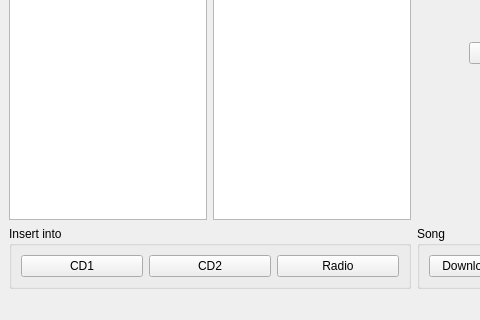
Before: the Qt Designer form mainwindow.ui in coriscodepage/MWC-MusicManager, drawn with Qt 5; both pictures show x 0 to 480 and y 169 to 489 of the 616 by 489 pixel window.
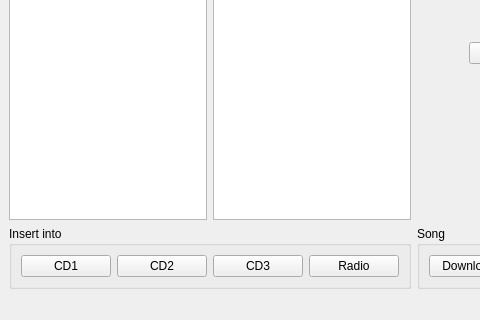
After: the same form once the commit is applied. Icons and pictures are not drawn. Custom widgets are drawn as their Qt base class.

Commit message: Insert and DnD functionality added

Patch:
```diff
--- a/mainwindow.ui
+++ b/mainwindow.ui
@@ -111,6 +111,13 @@
            </property>
           </widget>
          </item>
+         <item>
+          <widget class="QPushButton" name="insertCD3">
+           <property name="text">
+            <string>CD3</string>
+           </property>
+          </widget>
+         </item>
          <item>
           <widget class="QPushButton" name="insertRadio">
            <property name="text">
@@ -409,6 +416,13 @@
    </property>
   </action>
  </widget>
+ <customwidgets>
+  <customwidget>
+   <class>TargetListView</class>
+   <extends>QListView</extends>
+   <header>targetlistview.h</header>
+  </customwidget>
+ </customwidgets>
  <resources/>
  <connections/>
 </ui>
```
Left out of the diff: 2 changed lines with no effect on the pictures. The commit also changes 22 other files.
